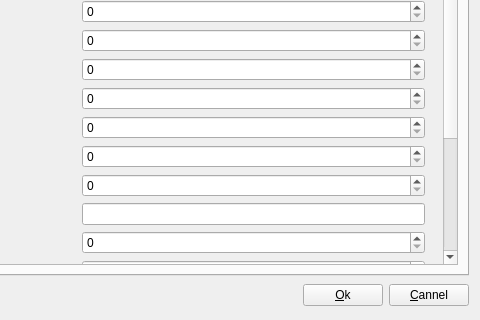
This is config-tool/editingskindialog.ui in lenky0401/fcitx-qimpanel as Qt 5 draws it before an edit; both pictures show x 135 to 615 and y 150 to 470 of the 615 by 470 pixel window. The edited form follows.
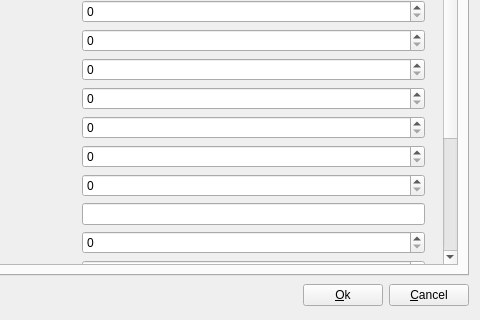
This is the edited form.

```diff
--- a/config-tool/editingskindialog.ui
+++ b/config-tool/editingskindialog.ui
@@ -873,7 +873,7 @@
           </size>
          </property>
          <property name="text">
-          <string>&amp;Cannel</string>
+          <string>&amp;Cancel</string>
          </property>
         </widget>
        </item>
```
Left out of the diff: 2 changed lines with no effect on the pictures.
